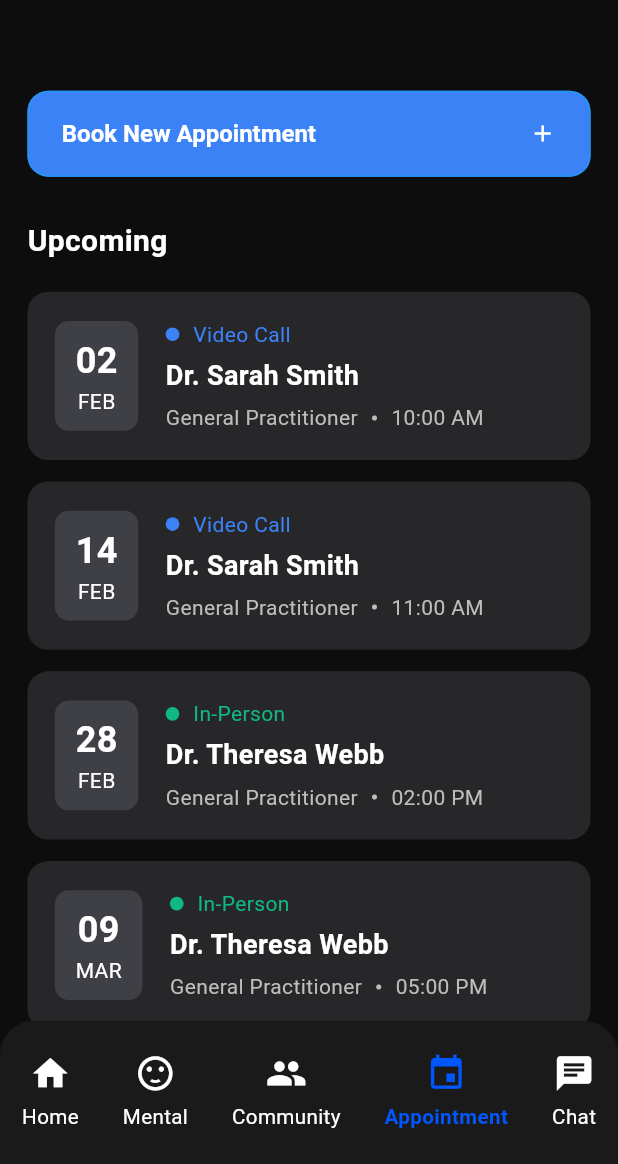
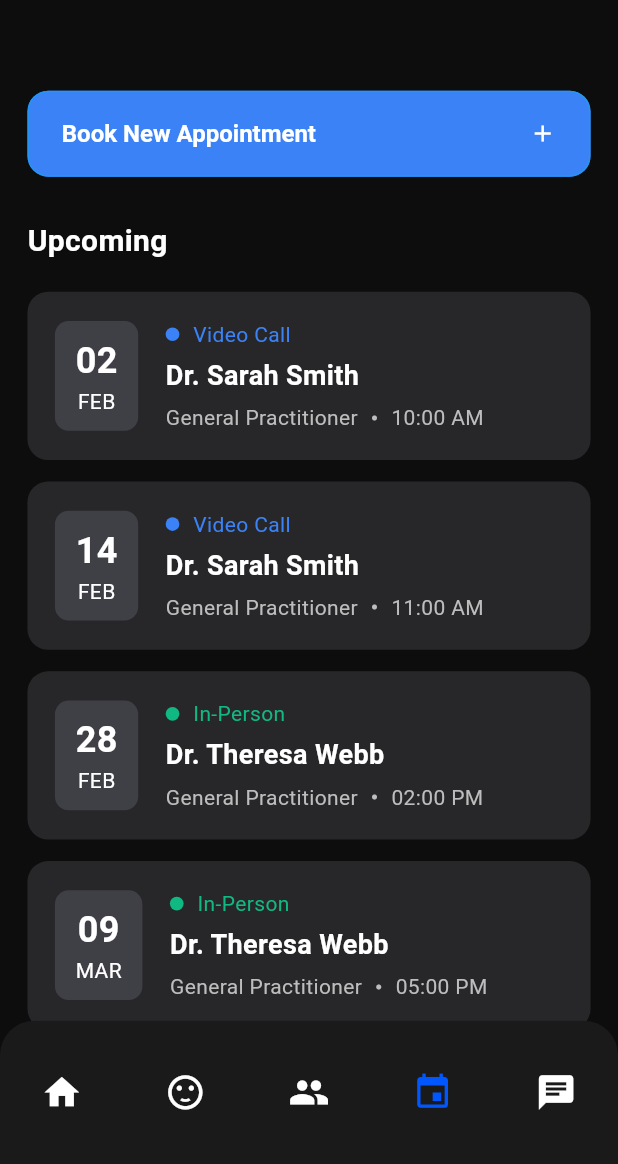
Before and after one commit to ShahriarHossainRifat/health_first, a Flutter app: the HomeScreen screen opened by its route, item 4 of the bottom bar chosen, on a phone screen of 412 x 824 dp, the part 72-1236 px from its top. Run offline on Flutter 3.47's test engine with Material 3 defaults, Android fonts, the phone set to English and light mode, and no system bars; our stand-ins replace camera, flutter_screenutil, get, google_fonts, logger, shared_preferences; missing offline and left inert: animated_emoji; accounts and stored records are empty; network calls fail.

Commit message:
refactor: Remove labels from bottom navigation bar

```diff
--- a/lib/features/home/presentation/widgets/custom_bottom_nav_bar.dart
+++ b/lib/features/home/presentation/widgets/custom_bottom_nav_bar.dart
@@ -25,17 +25,17 @@ class CustomBottomNavBar extends StatelessWidget {
       child: Row(
         mainAxisAlignment: MainAxisAlignment.spaceAround,
         children: [
-          _buildNavItem(Icons.home, 'Home', 0),
-          _buildNavItem(Icons.sentiment_satisfied, 'Mental', 1),
-          _buildNavItem(Icons.group, 'Community', 2),
-          _buildNavItem(Icons.event, 'Appointment', 3),
-          _buildNavItem(Icons.chat, 'Chat', 4),
+          _buildNavItem(Icons.home, 0),
+          _buildNavItem(Icons.sentiment_satisfied, 1),
+          _buildNavItem(Icons.group, 2),
+          _buildNavItem(Icons.event, 3),
+          _buildNavItem(Icons.chat, 4),
         ],
       ),
     );
   }
 
-  Widget _buildNavItem(IconData icon, String label, int index) {
+  Widget _buildNavItem(IconData icon, int index) {
     final bool isSelected = currentIndex == index;
     return GestureDetector(
       onTap: () => onTap(index),
@@ -47,15 +47,6 @@ class CustomBottomNavBar extends StatelessWidget {
             color: isSelected ? const Color(0xFF0057FF) : Colors.white,
             size: 24.sp,
           ),
-          SizedBox(height: 4.h),
-          Text(
-            label,
-            style: TextStyle(
-              color: isSelected ? const Color(0xFF0057FF) : Colors.white,
-              fontSize: 12.sp,
-              fontWeight: isSelected ? FontWeight.bold : FontWeight.normal,
-            ),
-          ),
         ],
       ),
     );
```
